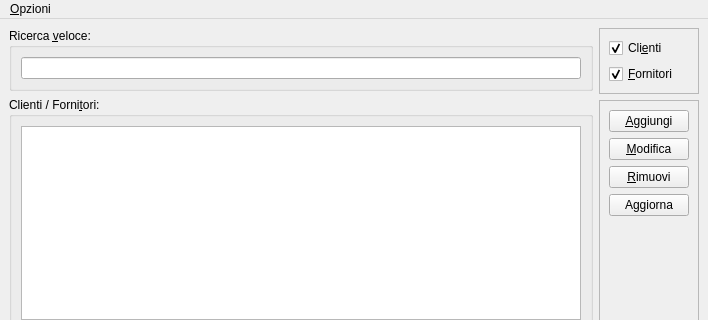
Above: moduleAnagrafica/anagraficawindow.ui from kvsd/Gestionale before the change; both pictures show x 0 to 708 and y 0 to 320 of the 708 by 519 pixel window. Below: the same form after it.
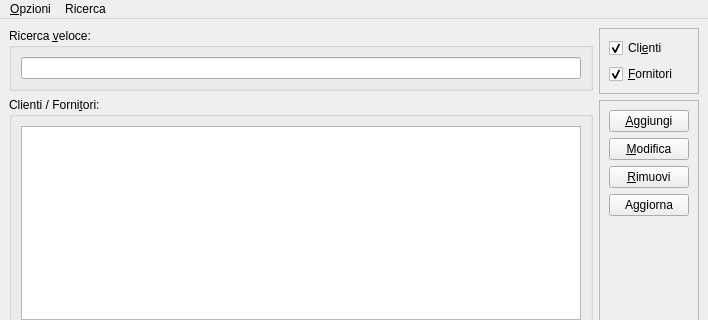
That is the form after the change.

```diff
--- a/moduleAnagrafica/anagraficawindow.ui
+++ b/moduleAnagrafica/anagraficawindow.ui
@@ -231,10 +231,13 @@
     <property name="title">
      <string>&amp;Opzioni</string>
     </property>
-    <widget class="QMenu" name="menuRicerca_Veloce">
-     <property name="tearOffEnabled">
-      <bool>true</bool>
-     </property>
+    <addaction name="actionConfigura"/>
+   </widget>
+   <widget class="QMenu" name="menuRicerca">
+    <property name="title">
+     <string>Ricerca</string>
+    </property>
+    <widget class="QMenu" name="menuRicerca_veloce">
      <property name="title">
       <string>Ricerca Veloce</string>
      </property>
@@ -247,6 +250,7 @@
     <addaction name="menuRicerca_Veloce"/>
    </widget>
    <addaction name="menuOpzioni"/>
+   <addaction name="menuRicerca"/>
   </widget>
   <widget class="QStatusBar" name="statusbar"/>
   <action name="actionConfigura">
```
Left out of the diff: 12 changed lines with no effect on the pictures.
